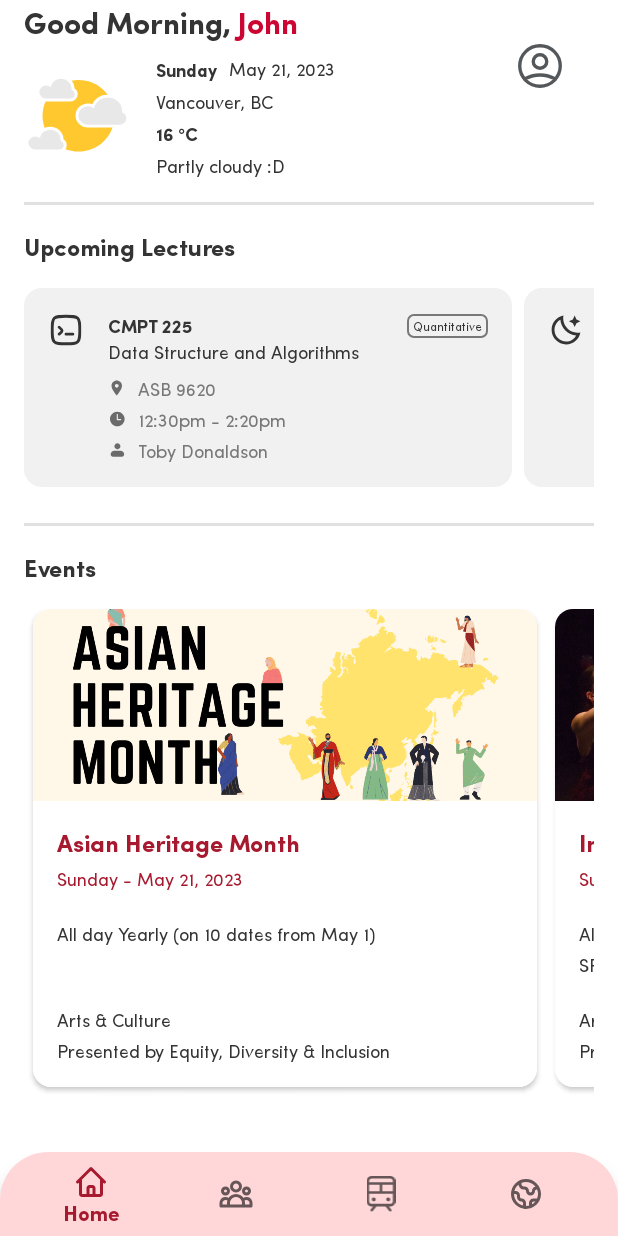
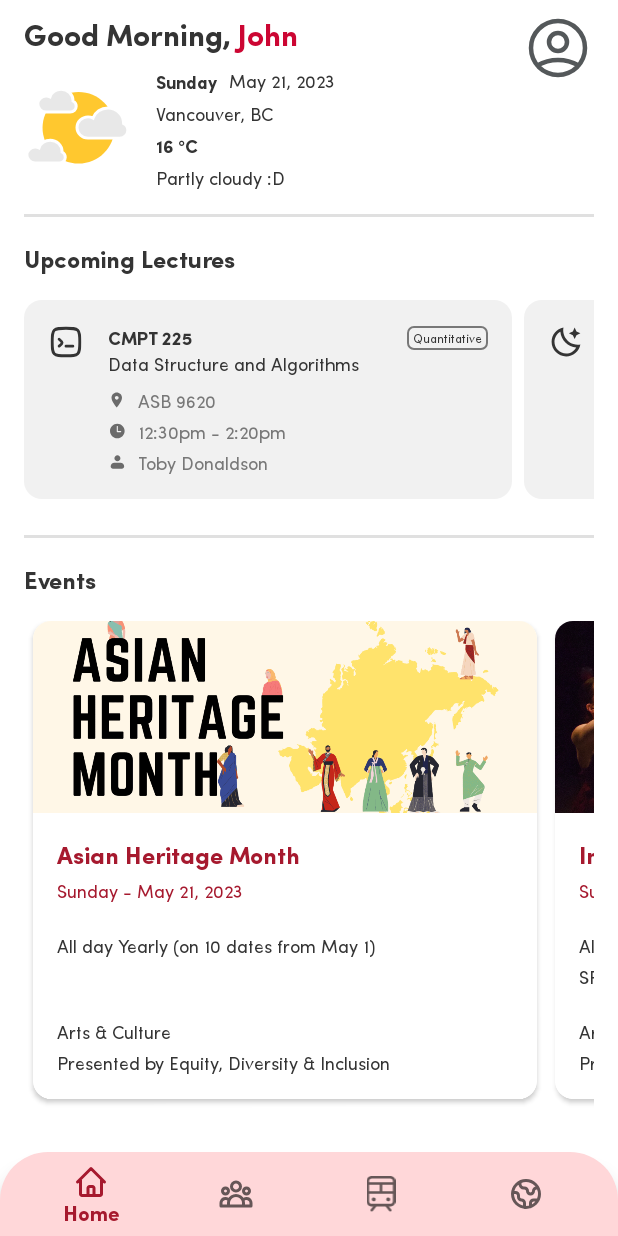
Before and after one commit to tanish2k09/HubSFU-Android, an Android app: the MainActivity screen opened directly, with no data from a screen before it, on a phone screen of 412 x 824 dp. Run offline under Robolectric (Android 15) with nearby library versions, the phone set to English and light mode, and no system bars; our stand-ins replace navigation-ui.

Commit message:
Minor changes
Signed-off-by: Tanish Manku <tanish2k09.dev@gmail.com>

```diff
--- a/app/src/main/AndroidManifest.xml
+++ b/app/src/main/AndroidManifest.xml
@@ -3,6 +3,8 @@
     xmlns:tools="http://schemas.android.com/tools">
 
     <uses-permission android:name="android.permission.INTERNET" />
+    <uses-permission android:name="android.permission.ACCESS_FINE_LOCATION" />
+    <uses-permission android:name="android.permission.ACCESS_COARSE_LOCATION" />
 
     <application
         android:allowBackup="false"
--- a/app/src/main/java/com/daisysoft/mysfu/MainActivity.kt
+++ b/app/src/main/java/com/daisysoft/mysfu/MainActivity.kt
@@ -1,17 +1,16 @@
 package com.daisysoft.mysfu
 
+import android.content.pm.PackageManager
 import android.os.Bundle
+import android.Manifest
 import com.google.android.material.bottomnavigation.BottomNavigationView
 import androidx.appcompat.app.AppCompatActivity
-import androidx.navigation.findNavController
 import androidx.navigation.fragment.NavHostFragment
-import androidx.navigation.ui.AppBarConfiguration
-import androidx.navigation.ui.setupActionBarWithNavController
 import androidx.navigation.ui.setupWithNavController
 import com.daisysoft.mysfu.databinding.ActivityMainBinding
 import com.google.android.material.shape.CornerFamily
-import com.google.android.material.shape.CornerSize
 import com.google.android.material.shape.MaterialShapeDrawable
+
 
 class MainActivity : AppCompatActivity() {
 
@@ -39,4 +38,21 @@ class MainActivity : AppCompatActivity() {
 
         navView.setupWithNavController(navController)
     }
+
+    override fun onResume() {
+        super.onResume()
+        checkLocationPermission()
+    }
+
+    private fun checkLocationPermission() {
+        if (checkSelfPermission(Manifest.permission.ACCESS_FINE_LOCATION) != PackageManager.PERMISSION_GRANTED) {
+            requestPermissions(
+                arrayOf(
+                    Manifest.permission.ACCESS_FINE_LOCATION,
+                    Manifest.permission.ACCESS_COARSE_LOCATION
+                ),
+                1
+            )
+        }
+    }
 }
--- /dev/null
+++ b/app/src/main/res/drawable/user_circle_avatar.xml
@@ -0,0 +1,13 @@
+<vector xmlns:android="http://schemas.android.com/apk/res/android"
+    android:width="@dimen/avatar_size_half"
+    android:height="@dimen/avatar_size_half"
+    android:viewportWidth="48"
+    android:viewportHeight="48">
+  <path
+      android:pathData="M10.242,35.608C14.439,33.236 19.179,31.993 24,32C29,32 33.694,33.31 37.758,35.608M30,20C30,21.591 29.368,23.117 28.243,24.243C27.117,25.368 25.591,26 24,26C22.409,26 20.883,25.368 19.757,24.243C18.632,23.117 18,21.591 18,20C18,18.409 18.632,16.883 19.757,15.757C20.883,14.632 22.409,14 24,14C25.591,14 27.117,14.632 28.243,15.757C29.368,16.883 30,18.409 30,20ZM42,24C42,26.364 41.534,28.704 40.63,30.888C39.725,33.072 38.399,35.056 36.728,36.728C35.056,38.399 33.072,39.725 30.888,40.63C28.704,41.534 26.364,42 24,42C21.636,42 19.296,41.534 17.112,40.63C14.928,39.725 12.943,38.399 11.272,36.728C9.601,35.056 8.275,33.072 7.37,30.888C6.466,28.704 6,26.364 6,24C6,19.226 7.896,14.648 11.272,11.272C14.648,7.896 19.226,6 24,6C28.774,6 33.352,7.896 36.728,11.272C40.104,14.648 42,19.226 42,24Z"
+      android:strokeLineJoin="round"
+      android:strokeWidth="3"
+      android:fillColor="#00000000"
+      android:strokeColor="#54585A"
+      android:strokeLineCap="round"/>
+</vector>
--- a/app/src/main/res/layout/fragment_home.xml
+++ b/app/src/main/res/layout/fragment_home.xml
@@ -21,7 +21,8 @@
             android:textSize="@dimen/home_greet_text_size"
             android:textStyle="bold"
             app:layout_constraintStart_toStartOf="parent"
-            app:layout_constraintTop_toTopOf="parent" />
+            app:layout_constraintTop_toTopOf="parent"
+            android:layout_marginTop="8dp"/>
 
         <TextView
             android:id="@+id/textView2"
@@ -32,7 +33,7 @@
             android:textSize="@dimen/home_greet_text_size"
             android:textStyle="bold"
             app:layout_constraintStart_toEndOf="@+id/textView"
-            app:layout_constraintTop_toTopOf="parent" />
+            app:layout_constraintTop_toTopOf="@id/textView" />
 
         <ImageButton
             android:id="@+id/avatar"
@@ -44,7 +45,8 @@
             android:contentDescription="Avatar"
             app:layout_constraintEnd_toEndOf="parent"
             app:layout_constraintTop_toTopOf="parent"
-            android:src="@drawable/user_circle" />
+            android:src="@drawable/user_circle_avatar"
+            />
 
         <com.airbnb.lottie.LottieAnimationView
             android:id="@+id/weather_img"
--- a/app/src/main/res/values/dimens.xml
+++ b/app/src/main/res/values/dimens.xml
@@ -15,8 +15,8 @@
 
     <dimen name="home_greet_text_size">20sp</dimen>
     <dimen name="contextual_text_size">12sp</dimen>
-    <dimen name="avatar_size">72dp</dimen>
-    <dimen name="avatar_size_half">36dp</dimen>
+    <dimen name="avatar_size">48dp</dimen>
+    <dimen name="avatar_size_half">48dp</dimen>
     <dimen name="weather_icon_size">72dp</dimen>
 
     <dimen name="cat_margin_top">16dp</dimen>
```
Also changed, not shown: app/src/main/java/com/daisysoft/mysfu/ui/transit/TransitFragment.kt (+7 -1 lines), app/src/main/res/layout/fragment_community.xml (+14 -5 lines).
